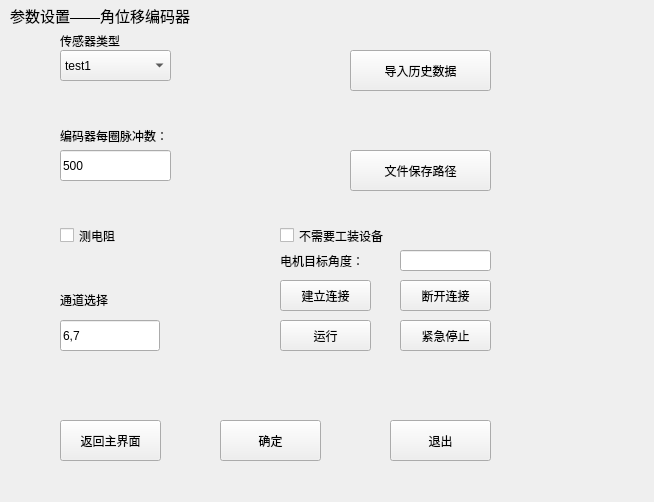
Before: the Qt Designer form ui_param/paramwin_angleencoder.ui in Dirck-YHP/Proj_sensor_detect, drawn with Qt 5.
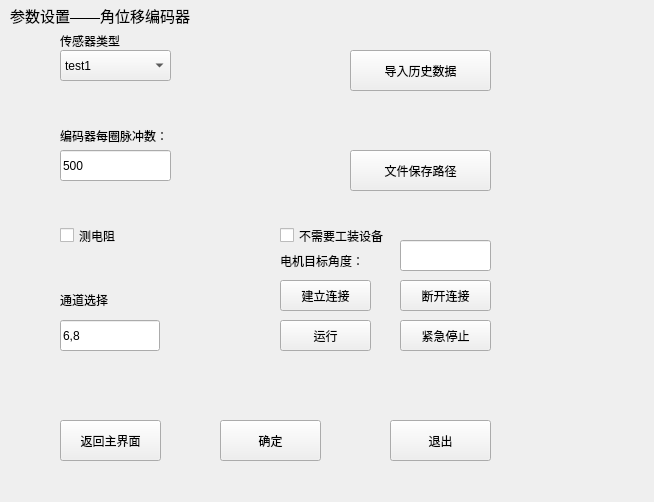
After: the same form once the commit is applied.

What changed in the file:
```diff
--- a/ui_param/paramwin_angleencoder.ui
+++ b/ui_param/paramwin_angleencoder.ui
@@ -103,11 +103,14 @@
    <property name="geometry">
     <rect>
      <x>400</x>
-     <y>250</y>
+     <y>240</y>
      <width>91</width>
-     <height>21</height>
+     <height>31</height>
     </rect>
    </property>
+   <property name="text">
+    <string/>
+   </property>
   </widget>
   <widget class="QCheckBox" name="checkBox_measure_resis">
    <property name="geometry">
@@ -203,7 +206,7 @@
     </size>
    </property>
    <property name="text">
-    <string>6,7</string>
+    <string>6,8</string>
    </property>
   </widget>
   <widget class="QPushButton" name="btn_stop_now">
```
